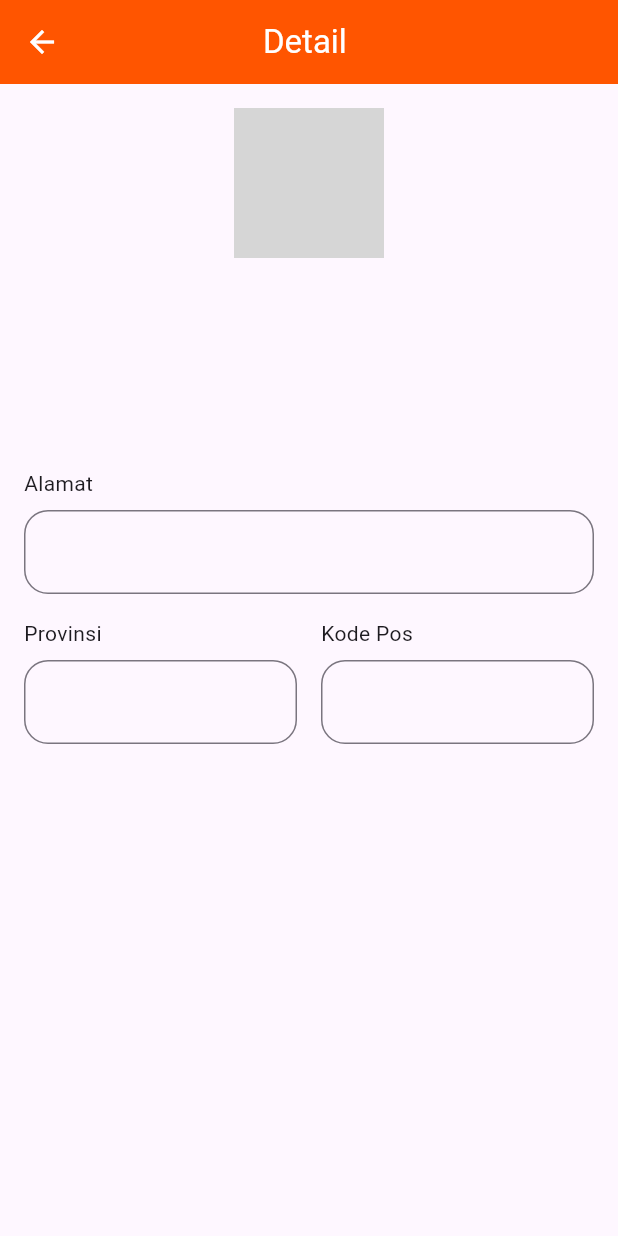
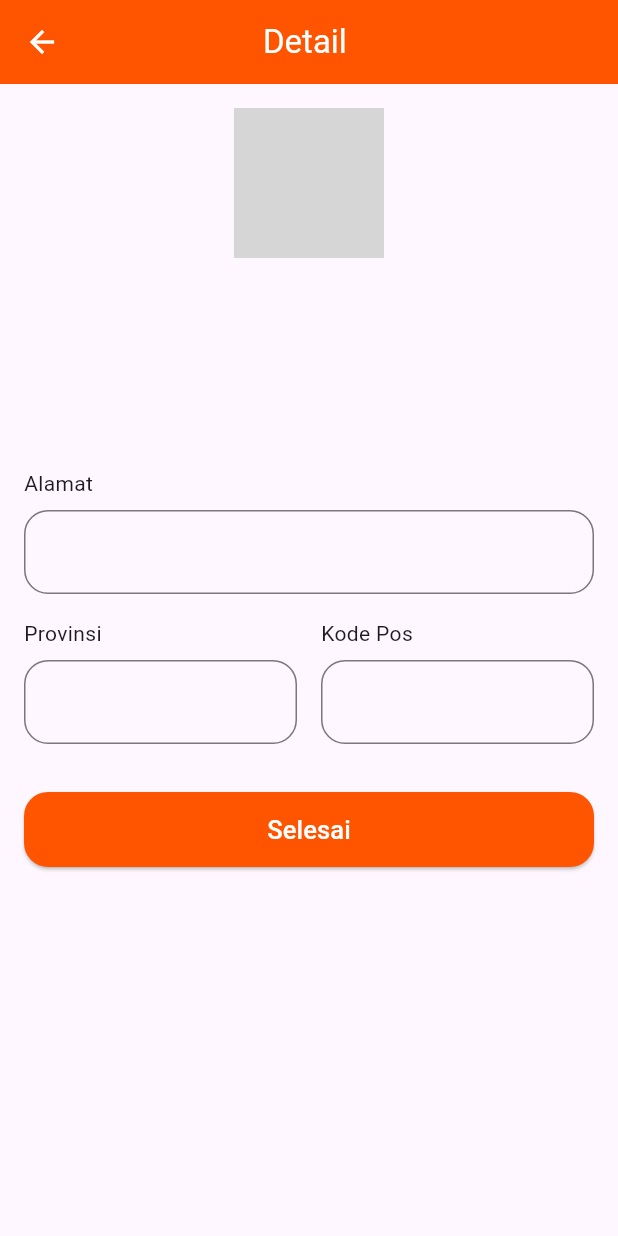
Before and after one commit to Rangga857/20220140150_UCP1Flutter, a Flutter app: the DetailPelangganPage screen opened directly with empty values, on a phone screen of 412 x 824 dp. Run offline on Flutter 3.47's test engine with Material 3 defaults, Android fonts, the phone set to English and light mode, and no system bars; grey boxes are pictures that could not be loaded.

Commit message:
add button untuk kembali ke halaman home

```diff
--- a/lib/detail_pelanggan.dart
+++ b/lib/detail_pelanggan.dart
@@ -55,6 +55,18 @@ class DetailPelangganPage extends StatelessWidget {
                 Expanded(child: formdetail('Kode Pos', kodePos)),
               ],
             ),
+            const SizedBox(height: 32),
+            ElevatedButton(
+              onPressed: () {
+                    Navigator.popUntil(context, (route) => route.isFirst);
+                  },
+              style: ElevatedButton.styleFrom(
+                backgroundColor: const Color.fromARGB(255, 255, 85, 0),
+                minimumSize: const Size.fromHeight(50),
+                shape: RoundedRectangleBorder(borderRadius: BorderRadius.circular(16)),
+              ),
+              child: const Text('Selesai', style: TextStyle(fontSize: 17, color: Colors.white))
+            ),
           ],
         ),
       ),
```
